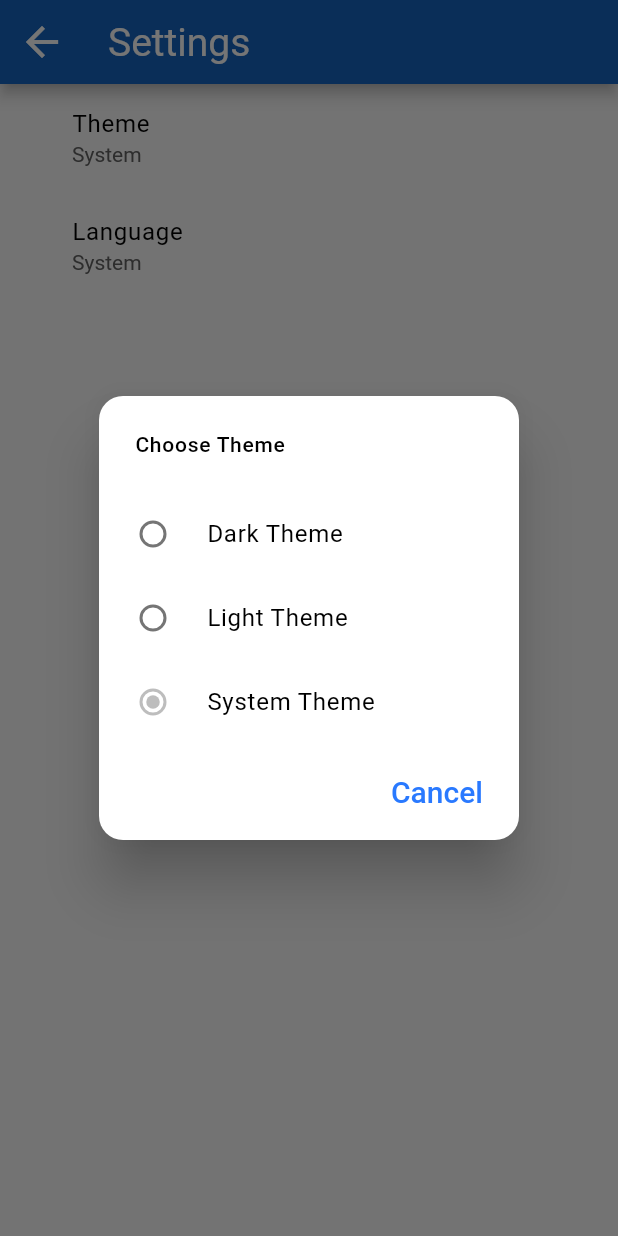
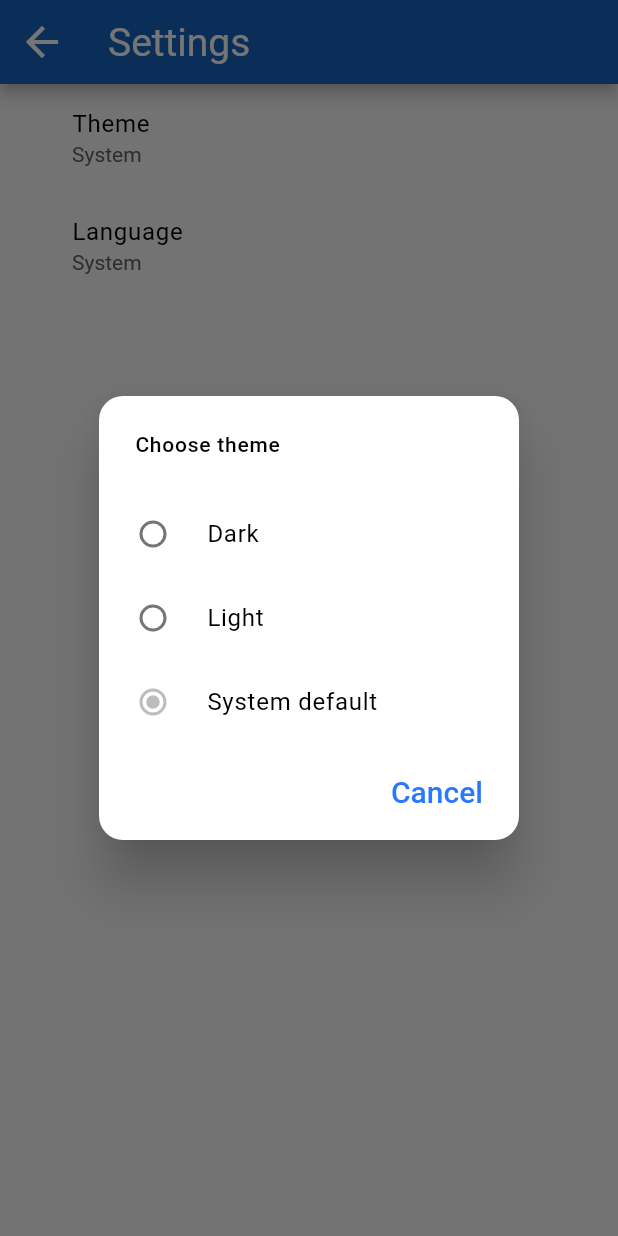
Before and after one commit to Cavitedev/score_contacts, a Flutter app: the SettingsPage screen opened by its route, after a tap on "Theme", on a phone screen of 412 x 824 dp. Run offline on Flutter 3.47's test engine with Material 2 defaults, Android fonts, the phone set to English and light mode, and no system bars; our stand-ins replace auto_route, bloc, cloud_firestore, dartz, firebase_auth, firebase_core and 7 more; missing offline and left inert: get_contacts; accounts and stored records are empty; generated files the repository leaves out were written again; statements that could not run were skipped.

Commit message:
:globe_with_meridians: Add translatrions spanish on settings and drawer

```diff
--- a/lib/presentation/core/widgets/radio_selection/radio_dialog.dart
+++ b/lib/presentation/core/widgets/radio_selection/radio_dialog.dart
@@ -1,4 +1,5 @@
 import 'package:flutter/material.dart';
+import 'package:scorecontacts/core/app_localization.dart';
 
 class RadioDialog extends StatelessWidget {
   final Widget content;
@@ -26,8 +27,8 @@ class RadioDialog extends StatelessWidget {
             Navigator.of(context).pop();
           },
           textColor: Theme.of(context).focusColor,
-          child: const Text(
-            "Cancel",
+          child: Text(
+            AppLocalization.of(context).translate("cancel"),
           ),
         ),
       ],
--- a/lib/presentation/settings/change_theme_widget.dart
+++ b/lib/presentation/settings/change_theme_widget.dart
@@ -14,19 +14,19 @@ class ChangeThemeListTile extends StatelessWidget {
 
   @override
   Widget build(BuildContext context) {
-    String msg = "No theme";
+    String key;
     if (themeMode == ThemeMode.system) {
-      msg = "System";
+      key = "system";
     } else if (themeMode == ThemeMode.dark) {
-      msg = "Dark";
+      key = "dark";
     } else if (themeMode == ThemeMode.light) {
-      msg = "Light";
+      key = "light";
     }
 
     return ListTile(
       contentPadding: const EdgeInsets.only(left: 48),
       title: Text(AppLocalization.of(context).translate("theme")),
-      subtitle: Text(msg),
+      subtitle: Text(AppLocalization.of(context).translate(key)),
       onTap: () {
         showDialog(
           context: context,
@@ -47,7 +47,7 @@ class ChangeThemeDialog extends StatelessWidget {
   @override
   Widget build(BuildContext context) {
     return RadioDialog(
-      title: "Choose Theme",
+      title: AppLocalization.of(context).translate("choose_theme"),
       content: RadioThemeColumn(
         group: themeMode,
       ),
@@ -68,9 +68,21 @@ class RadioThemeColumn extends StatelessWidget {
     return Column(
       mainAxisSize: MainAxisSize.min,
       children: [
-        _buildRadioListTile(context: context, value: ThemeMode.dark, msg: "Dark Theme"),
-        _buildRadioListTile(context: context, value: ThemeMode.light, msg: "Light Theme"),
-        _buildRadioListTile(context: context, value: ThemeMode.system, msg: "System Theme"),
+        _buildRadioListTile(
+          context: context,
+          value: ThemeMode.dark,
+          msg: AppLocalization.of(context).translate("dark"),
+        ),
+        _buildRadioListTile(
+          context: context,
+          value: ThemeMode.light,
+          msg: AppLocalization.of(context).translate("light"),
+        ),
+        _buildRadioListTile(
+          context: context,
+          value: ThemeMode.system,
+          msg: AppLocalization.of(context).translate("system_default"),
+        ),
       ],
     );
   }
--- a/lib/presentation/settings/settings_page.dart
+++ b/lib/presentation/settings/settings_page.dart
@@ -1,6 +1,7 @@
 import 'package:flutter/material.dart';
 import 'package:flutter_bloc/flutter_bloc.dart';
 import 'package:scorecontacts/application/core/app_manager_cubit.dart';
+import 'package:scorecontacts/core/app_localization.dart';
 import 'package:scorecontacts/presentation/settings/change_language_widget.dart';
 import 'package:scorecontacts/presentation/settings/change_theme_widget.dart';
 
@@ -10,7 +11,7 @@ class SettingsPage extends StatelessWidget {
     return Scaffold(
       appBar: AppBar(
         title: Text(
-          "Settings",
+          AppLocalization.of(context).translate("settings"),
           style: Theme.of(context).textTheme.headline3,
         ),
       ),
```
Also changed, not shown: lang/en.json (+17 -4 lines), lang/es.json (+15 -2 lines), lib/presentation/contacts/list_view/widgets/contact_list_drawer.dart (+19 -8 lines), lib/presentation/settings/change_language_widget.dart (+20 -8 lines).
